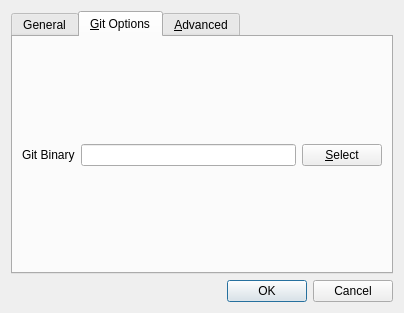
bainonline/teamgit, file ui/settings.ui: the form before one commit.
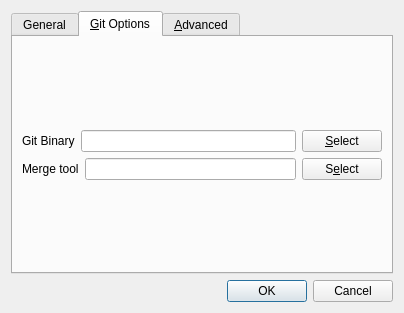
The form after the commit. The open tabs and pages were chosen to show the change.

Commit message: settings_ui: Add mergetool path text box and select button

Patch:
```diff
--- a/ui/settings.ui
+++ b/ui/settings.ui
@@ -132,6 +132,27 @@
          </item>
         </layout>
        </item>
+       <item>
+        <layout class="QHBoxLayout" name="horizontalLayout" >
+         <item>
+          <widget class="QLabel" name="label_5" >
+           <property name="text" >
+            <string>Merge tool</string>
+           </property>
+          </widget>
+         </item>
+         <item>
+          <widget class="QLineEdit" name="mergeToolPath" />
+         </item>
+         <item>
+          <widget class="QPushButton" name="selectMergeTool" >
+           <property name="text" >
+            <string>S&amp;elect</string>
+           </property>
+          </widget>
+         </item>
+        </layout>
+       </item>
        <item>
         <spacer>
          <property name="orientation" >
```
Left out of the diff: 2 changed lines with no effect on the pictures.
